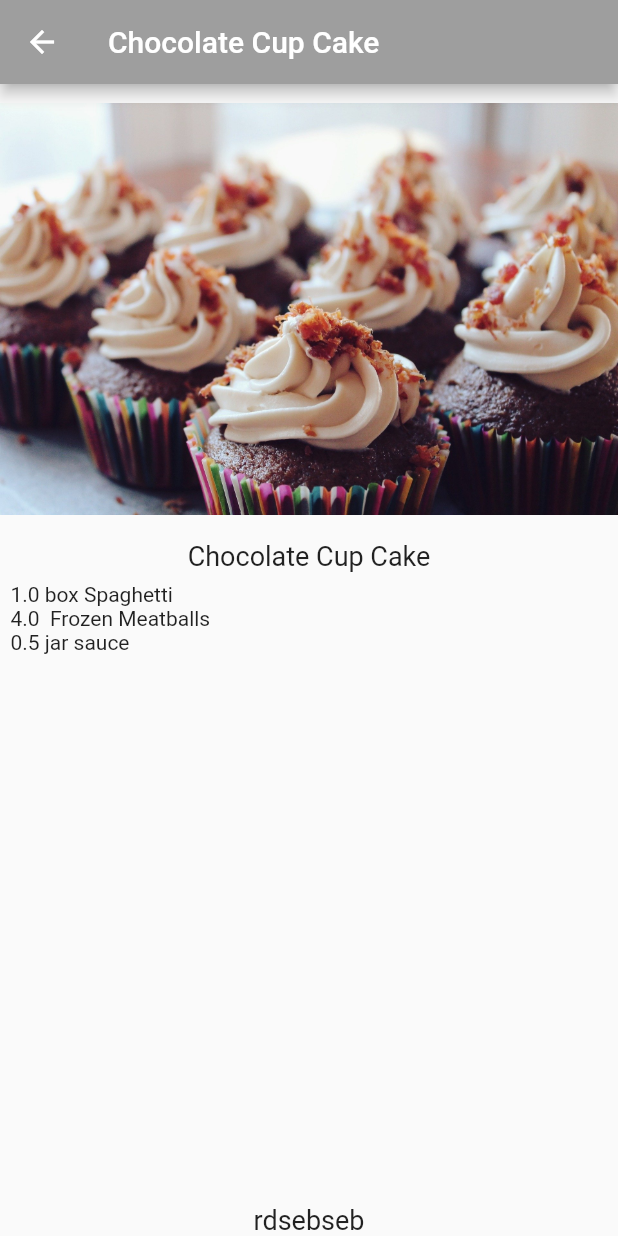
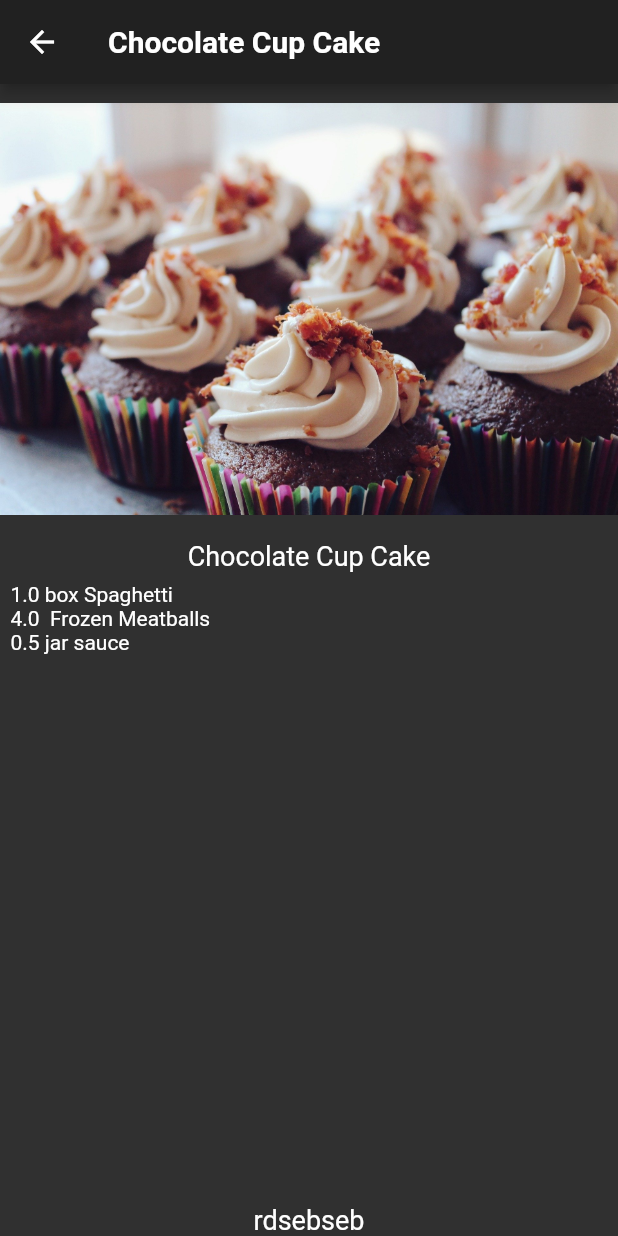
Before and after one commit to KiraButter/test, a Flutter app: the screen it shows after launch, after a tap on "Chocolate Cup Cake", on a phone screen of 412 x 824 dp. Run offline on Flutter 3.47's test engine with Material 2 defaults, Android fonts, the phone set to English and light mode, and no system bars.

Commit message:
тема

```diff
--- a/lib/home.dart
+++ b/lib/home.dart
@@ -2,6 +2,7 @@ import 'package:flutter/material.dart';
 import 'package:recipes/category_page.dart';
 import 'recipe.dart';
 import 'recipe_detail.dart';
+import 'theme.dart';
 
 class Home extends StatefulWidget {
   @override
@@ -36,7 +37,7 @@ class _HomeState extends State<Home> {
       body: pages[_selectedIndex],
 
       bottomNavigationBar: BottomNavigationBar(
-        selectedItemColor: Colors.amber,
+        selectedItemColor: Theme.of(context).textSelectionTheme.selectionColor,
         currentIndex: _selectedIndex,
         onTap: _onItemTapped,
         items: <BottomNavigationBarItem>[
@@ -111,40 +112,34 @@ class _MyHomePageState extends State<MyHomePage> {
   }
 
   Widget buildRecipeCard(Recipe recipe) {
-    return Card(
-      // 2
-      shape: RoundedRectangleBorder(borderRadius: BorderRadius.circular(5)),
-      // 3
-      child: Padding(
-        padding: const EdgeInsets.all(16),
-        // 4
-        child: Column(
-          children: <Widget>[
+    return Container(
 
-            ClipRRect(borderRadius: BorderRadius.circular(8),
-            child: Image(image: AssetImage(recipe.imageUrl), height: 140,),),
+        padding: const EdgeInsets.all(8),
+      child: Column(
+        crossAxisAlignment: CrossAxisAlignment.start,
+        children: [Expanded(
+          child: ClipRRect(
+
+            child: Image.asset(recipe.imageUrl, fit: BoxFit.cover),
+            borderRadius: BorderRadius.circular(12),
+            )
+            ),
             // 5
             const SizedBox(
-              height: 14,
+              height: 10,
             ),
             // 6
             Text(
               recipe.label,
-              style: const TextStyle(
-                fontSize: 20.0,
-                fontWeight: FontWeight.w700,
-                fontFamily: 'Palatino',
-              ),
+              maxLines: 1,
+            style: Theme.of(context).textTheme.headline3
+
             ),
            Text(recipe.categorys,
-           style: const TextStyle(
-                fontSize: 14.0,
-                fontWeight: FontWeight.w700,
-                fontFamily: 'Palatino',
-              ))
+            style: Theme.of(context).textTheme.bodyText1,
 
-          ],
-        ),
+          ),
+        ]
       ),
     );
   }
--- a/lib/main.dart
+++ b/lib/main.dart
@@ -1,5 +1,6 @@
 import 'package:flutter/material.dart';
 import 'home.dart';
+import 'theme.dart';
 
 void main() {
   runApp(const RecipeApp());
@@ -12,18 +13,14 @@ class RecipeApp extends StatelessWidget {
   @override
   Widget build(BuildContext context) {
     // 2
-    final ThemeData theme = ThemeData();
+    final theme = FooderlichTheme.dark();
     // 3
     return MaterialApp(
       // 4
       title: 'Recipe Calculator',
       // 5
-      theme: theme.copyWith(
-        colorScheme: theme.colorScheme.copyWith(
-          primary: Colors.grey,
-          secondary: Colors.black,
-        ),
-      ),
+      theme: theme,
+
       // 6
       home: Home(),
     );
--- /dev/null
+++ b/lib/theme.dart
@@ -0,0 +1,100 @@
+import 'package:flutter/material.dart';
+
+class FooderlichTheme {
+  static TextTheme lightTextTheme = TextTheme(
+    bodyText1: TextStyle(
+      fontSize: 14.0,
+      fontWeight: FontWeight.w700,
+      color: Colors.black,
+    ),
+    headline1: TextStyle(
+      fontSize: 32.0,
+      fontWeight: FontWeight.bold,
+      color: Colors.black,
+    ),
+    headline2: TextStyle(
+      fontSize: 21.0,
+      fontWeight: FontWeight.w700,
+      color: Colors.black,
+    ),
+    headline3: TextStyle(
+      fontSize: 16.0,
+      fontWeight: FontWeight.w500,
+      color: Colors.black,
+    ),
+    headline6: TextStyle(
+      fontSize: 20.0,
+      fontWeight: FontWeight.w600,
+      color: Colors.black,
+    ),
+  );
+
+  static TextTheme darkTextTheme = TextTheme(
+    bodyText1: TextStyle(
+      fontSize: 14.0,
+      fontWeight: FontWeight.w700,
+      color: Colors.white,
+    ),
+    headline1: TextStyle(
+      fontSize: 32.0,
+      fontWeight: FontWeight.bold,
+      color: Colors.white,
+    ),
+    headline2: TextStyle(
+      fontSize: 21.0,
+      fontWeight: FontWeight.w700,
+      color: Colors.white,
+    ),
+    headline3: TextStyle(
+      fontSize: 16.0,
+      fontWeight: FontWeight.w500,
+      color: Colors.white,
+    ),
+    headline6: TextStyle(
+      fontSize: 20.0,
+      fontWeight: FontWeight.w600,
+      color: Colors.white,
+    ),
+  );
+
+  static ThemeData light() {
+    return ThemeData(
+      brightness: Brightness.light,
+      checkboxTheme: CheckboxThemeData(
+        fillColor: MaterialStateColor.resolveWith((states) {
+          return Colors.black;
+        }),
+      ),
+      appBarTheme: const AppBarTheme(
+        foregroundColor: Colors.black,
+        backgroundColor: Colors.white,
+      ),
+      floatingActionButtonTheme: const FloatingActionButtonThemeData(
+        foregroundColor: Colors.white,
+        backgroundColor: Colors.black,
+      ),
+      bottomNavigationBarTheme: const BottomNavigationBarThemeData(
+        selectedItemColor: Colors.green,
+      ),
+      textTheme: lightTextTheme,
+    );
+  }
+
+  static ThemeData dark() {
+    return ThemeData(
+      brightness: Brightness.dark,
+      appBarTheme: AppBarTheme(
+        foregroundColor: Colors.white,
+        backgroundColor: Colors.grey[900],
+      ),
+      floatingActionButtonTheme: const FloatingActionButtonThemeData(
+        foregroundColor: Colors.white,
+        backgroundColor: Colors.green,
+      ),
+      bottomNavigationBarTheme: const BottomNavigationBarThemeData(
+        selectedItemColor: Colors.green,
+      ),
+      textTheme: darkTextTheme,
+    );
+  }
+}
```
Also changed, not shown: pubspec.lock.
